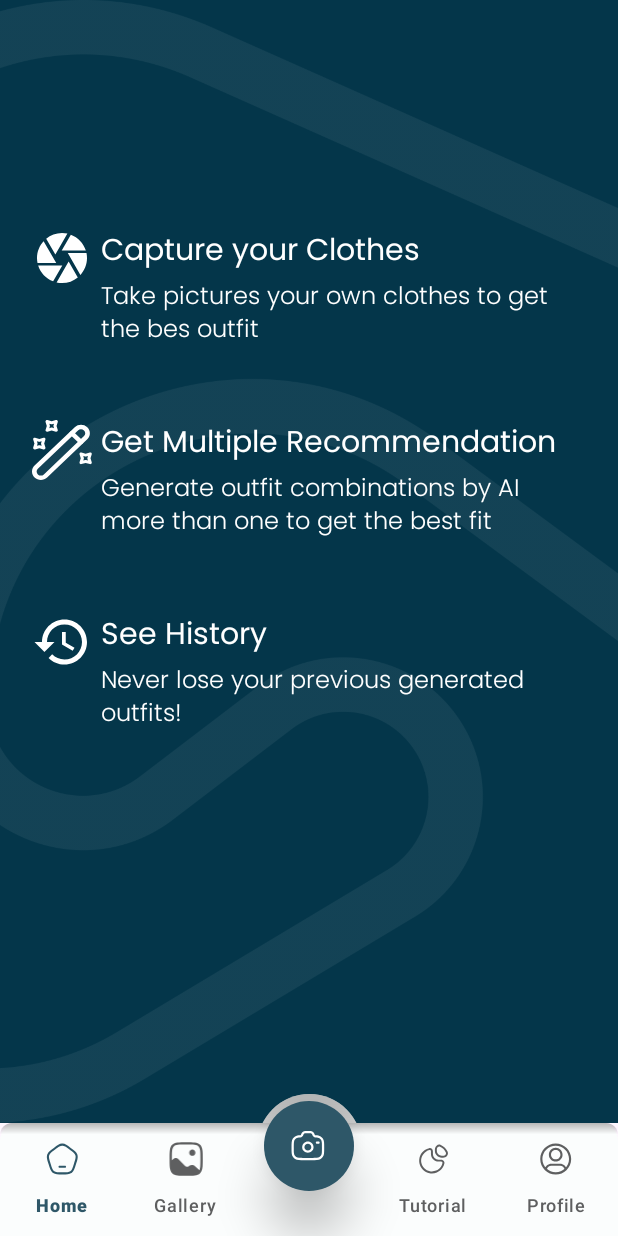
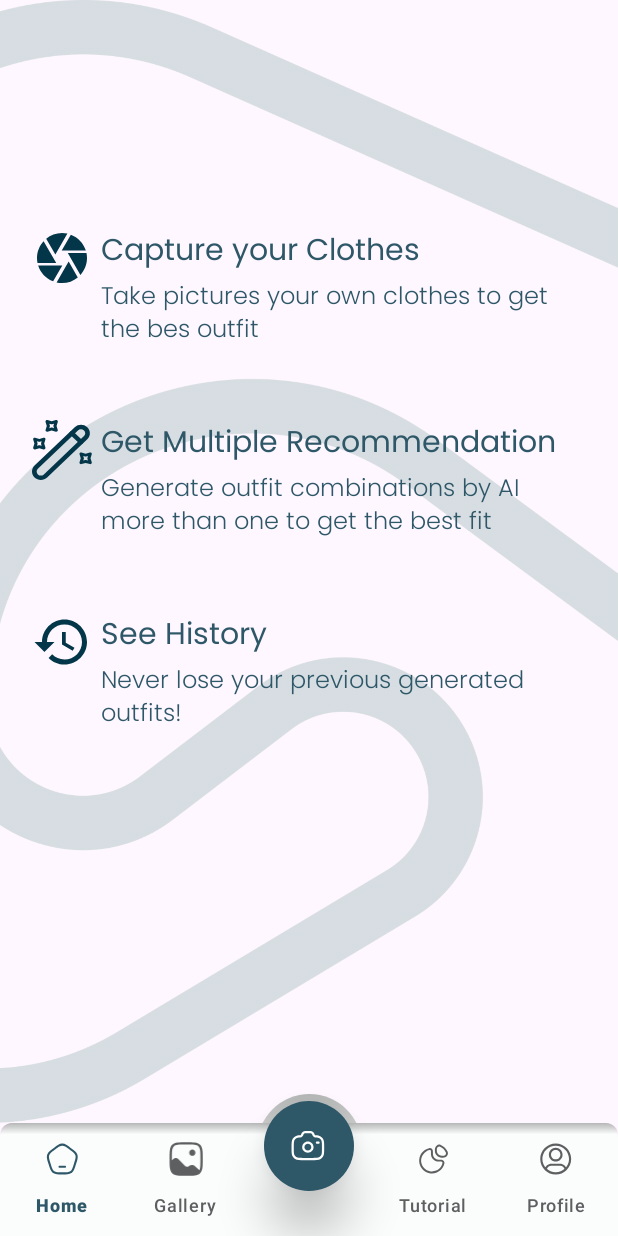
Before and after one commit to Lambi-Developer-Group/LambiApp, an Android app: the fragment TutorialFragment placed in its activity, on a phone screen of 412 x 824 dp. Run offline under Robolectric (Android 15) with nearby library versions, the phone set to English and light mode, and no system bars.

Commit message:
about us, tutorial and upload from gallery fixed

```diff
--- a/app/src/main/res/drawable/baseline_camera_24.xml
+++ b/app/src/main/res/drawable/baseline_camera_24.xml
@@ -1,4 +1,4 @@
-<vector android:height="24dp" android:tint="#ffffff"
+<vector android:height="24dp" android:tint="#04364A"
     android:viewportHeight="24" android:viewportWidth="24"
     android:width="24dp" xmlns:android="http://schemas.android.com/apk/res/android">
     <path android:fillColor="@android:color/white" android:pathData="M9.4,10.5l4.77,-8.26C13.47,2.09 12.75,2 12,2c-2.4,0 -4.6,0.85 -6.32,2.25l3.66,6.35 0.06,-0.1zM21.54,9c-0.92,-2.92 -3.15,-5.26 -6,-6.34L11.88,9h9.66zM21.8,10h-7.49l0.29,0.5 4.76,8.25C21,16.97 22,14.61 22,12c0,-0.69 -0.07,-1.35 -0.2,-2zM8.54,12l-3.9,-6.75C3.01,7.03 2,9.39 2,12c0,0.69 0.07,1.35 0.2,2h7.49l-1.15,-2zM2.46,15c0.92,2.92 3.15,5.26 6,6.34L12.12,15L2.46,15zM13.73,15l-3.9,6.76c0.7,0.15 1.42,0.24 2.17,0.24 2.4,0 4.6,-0.85 6.32,-2.25l-3.66,-6.35 -0.93,1.6z"/>
--- a/app/src/main/res/drawable/baseline_history_24.xml
+++ b/app/src/main/res/drawable/baseline_history_24.xml
@@ -1,4 +1,4 @@
-<vector android:height="24dp" android:tint="#FFFFFF"
+<vector android:height="24dp" android:tint="#04364A"
     android:viewportHeight="24" android:viewportWidth="24"
     android:width="24dp" xmlns:android="http://schemas.android.com/apk/res/android">
     <path android:fillColor="@android:color/white" android:pathData="M13,3c-4.97,0 -9,4.03 -9,9L1,12l3.89,3.89 0.07,0.14L9,12L6,12c0,-3.87 3.13,-7 7,-7s7,3.13 7,7 -3.13,7 -7,7c-1.93,0 -3.68,-0.79 -4.94,-2.06l-1.42,1.42C8.27,19.99 10.51,21 13,21c4.97,0 9,-4.03 9,-9s-4.03,-9 -9,-9zM12,8v5l4.28,2.54 0.72,-1.21 -3.5,-2.08L13.5,8L12,8z"/>
--- a/app/src/main/res/drawable/ic_magic.xml
+++ b/app/src/main/res/drawable/ic_magic.xml
@@ -5,17 +5,17 @@
     android:viewportHeight="65">
   <path
       android:pathData="M9.158,65C6.797,65 4.467,64.107 2.68,62.32C0.957,60.596 -0,58.299 -0,55.842C-0,53.384 0.957,51.087 2.68,49.364L44.165,7.879C47.739,4.305 53.547,4.305 57.121,7.879C58.845,9.602 59.802,11.9 59.802,14.357C59.802,16.814 58.845,19.112 57.121,20.835L15.636,62.32C13.849,64.107 11.52,65 9.158,65ZM50.643,9.985C49.526,9.985 48.41,10.4 47.548,11.261L6.063,52.746C5.233,53.576 4.787,54.661 4.787,55.842C4.787,57.022 5.233,58.107 6.063,58.937C7.754,60.628 10.563,60.628 12.254,58.937L53.739,17.452C54.568,16.622 55.015,15.538 55.015,14.357C55.015,13.176 54.568,12.091 53.739,11.261C52.877,10.4 51.76,9.985 50.643,9.985Z"
-      android:fillColor="#ffffff"/>
+      android:fillColor="#04364A"/>
   <path
       android:pathData="M50.67,26.293C50.064,26.293 49.457,26.069 48.979,25.59L39.405,16.017C38.48,15.092 38.48,13.56 39.405,12.634C40.331,11.709 41.862,11.709 42.788,12.634L52.361,22.208C53.287,23.133 53.287,24.665 52.361,25.59C51.883,26.069 51.276,26.293 50.67,26.293Z"
-      android:fillColor="#ffffff"/>
+      android:fillColor="#04364A"/>
   <path
       android:pathData="M25.108,12.762C24.949,12.762 24.821,12.73 24.662,12.698L20.322,11.421L15.982,12.698C15.407,12.857 14.801,12.698 14.418,12.283C14.003,11.868 13.844,11.294 14.003,10.719L15.28,6.379L14.003,2.039C13.844,1.465 14.003,0.859 14.418,0.476C14.833,0.061 15.439,-0.099 15.982,0.061L20.322,1.337L24.662,0.061C25.236,-0.099 25.811,0.061 26.225,0.476C26.64,0.891 26.8,1.497 26.64,2.039L25.364,6.379L26.64,10.719C26.8,11.294 26.64,11.9 26.225,12.283C25.938,12.602 25.523,12.762 25.108,12.762ZM20.322,8.166C20.481,8.166 20.609,8.198 20.768,8.23L22.747,8.805L22.173,6.826C22.077,6.539 22.077,6.22 22.173,5.933L22.747,3.954L20.768,4.528C20.481,4.624 20.162,4.624 19.875,4.528L17.896,3.954L18.471,5.933C18.567,6.22 18.567,6.539 18.471,6.826L17.896,8.805L19.875,8.23C20.035,8.198 20.162,8.166 20.322,8.166Z"
-      android:fillColor="#ffffff"/>
+      android:fillColor="#04364A"/>
   <path
       android:pathData="M12.344,31.909C12.184,31.909 12.057,31.877 11.897,31.845L7.557,30.568L3.217,31.845C2.643,32.005 2.068,31.845 1.654,31.43C1.239,31.015 1.079,30.409 1.239,29.866L2.515,25.526L1.239,21.186C1.079,20.612 1.239,20.006 1.654,19.623C2.068,19.24 2.675,19.048 3.217,19.208L7.557,20.484L11.897,19.208C12.44,19.048 13.046,19.208 13.461,19.623C13.876,20.038 14.035,20.644 13.876,21.186L12.599,25.526L13.876,29.866C14.035,30.441 13.876,31.047 13.461,31.43C13.174,31.749 12.759,31.909 12.344,31.909ZM7.557,27.313C7.717,27.313 7.844,27.345 8.004,27.377L9.982,27.952L9.408,25.973C9.312,25.686 9.312,25.367 9.408,25.08L9.982,23.101L8.004,23.675C7.717,23.771 7.398,23.771 7.11,23.675L5.132,23.101L5.706,25.08C5.802,25.367 5.802,25.686 5.706,25.973L5.132,27.952L7.11,27.377C7.27,27.345 7.398,27.313 7.557,27.313Z"
-      android:fillColor="#ffffff"/>
+      android:fillColor="#04364A"/>
   <path
       android:pathData="M60.211,47.864C60.051,47.864 59.924,47.832 59.764,47.8L55.424,46.524L51.084,47.8C50.51,47.96 49.936,47.8 49.521,47.386C49.106,46.971 48.946,46.364 49.106,45.822L50.382,41.482L49.106,37.142C48.946,36.568 49.106,35.961 49.521,35.578C49.936,35.195 50.542,35.004 51.084,35.163L55.424,36.44L59.764,35.163C60.307,35.004 60.913,35.163 61.328,35.578C61.743,35.993 61.902,36.599 61.743,37.142L60.466,41.482L61.743,45.822C61.902,46.396 61.743,47.002 61.328,47.386C61.041,47.705 60.626,47.864 60.211,47.864ZM55.424,43.269C55.584,43.269 55.712,43.301 55.871,43.333L57.85,43.907L57.275,41.929C57.18,41.641 57.18,41.322 57.275,41.035L57.85,39.057L55.871,39.631C55.584,39.727 55.265,39.727 54.978,39.631L52.999,39.057L53.574,41.035C53.669,41.322 53.669,41.641 53.574,41.929L52.999,43.907L54.978,43.333C55.137,43.301 55.265,43.269 55.424,43.269Z"
-      android:fillColor="#ffffff"/>
+      android:fillColor="#04364A"/>
 </vector>
--- a/app/src/main/res/layout/fragment_tutorial.xml
+++ b/app/src/main/res/layout/fragment_tutorial.xml
@@ -4,13 +4,11 @@
     xmlns:tools="http://schemas.android.com/tools"
     android:layout_width="match_parent"
     android:layout_height="match_parent"
-    android:background="@color/background"
     tools:context=".ui.TutorialFragment">
 
     <ImageView
         android:layout_width="match_parent"
         android:layout_height="match_parent"
-        android:alpha="0.1"
         android:scaleType="centerCrop"
         android:src="@drawable/pattern_main_logo"
         app:layout_constraintBottom_toBottomOf="parent"
@@ -47,7 +45,7 @@
                 android:layout_width="wrap_content"
                 android:layout_height="wrap_content"
                 android:layout_marginStart="6dp"
-                android:layout_weight="2"
+                android:layout_weight="5"
                 android:text="Capture your Clothes" />
 
             <TextView
@@ -89,7 +87,7 @@
                 android:layout_width="wrap_content"
                 android:layout_height="wrap_content"
                 android:layout_marginStart="6dp"
-                android:layout_weight="2"
+                android:layout_weight="10"
                 android:text="Get Multiple Recommendation" />
 
             <TextView
--- a/app/src/main/res/values/colors.xml
+++ b/app/src/main/res/values/colors.xml
@@ -2,7 +2,6 @@
 <resources>
     <color name="black">#FF000000</color>
     <color name="white">#FFFFFFFF</color>
-    <color name="background">#04364A
-    </color>
+    <color name="background">#04364A</color>
     <color name="primaryColor">#2E5768</color>
 </resources>
--- a/app/src/main/res/values/style.xml
+++ b/app/src/main/res/values/style.xml
@@ -34,14 +34,13 @@
     <style name="regPoppinsTutor">
         <item name="android:fontFamily">@font/poppins_regular</item>
         <item name="android:textSize">20sp</item>
-        <item name="android:textColor">@color/white</item>
-
+        <item name="android:textColor">@color/primaryColor</item>
     </style>
 
     <style name="lightPoppinsTutor">
         <item name="android:fontFamily">@font/poppins_light</item>
         <item name="android:textSize">16sp</item>
-        <item name="android:textColor">@color/white</item>
+        <item name="android:textColor">@color/primaryColor</item>
 
     </style>
 
```
Also changed, not shown: app/src/main/java/com/capstone/lambiapp/ui/CameraViewActivity.kt (+27 -0 lines).
